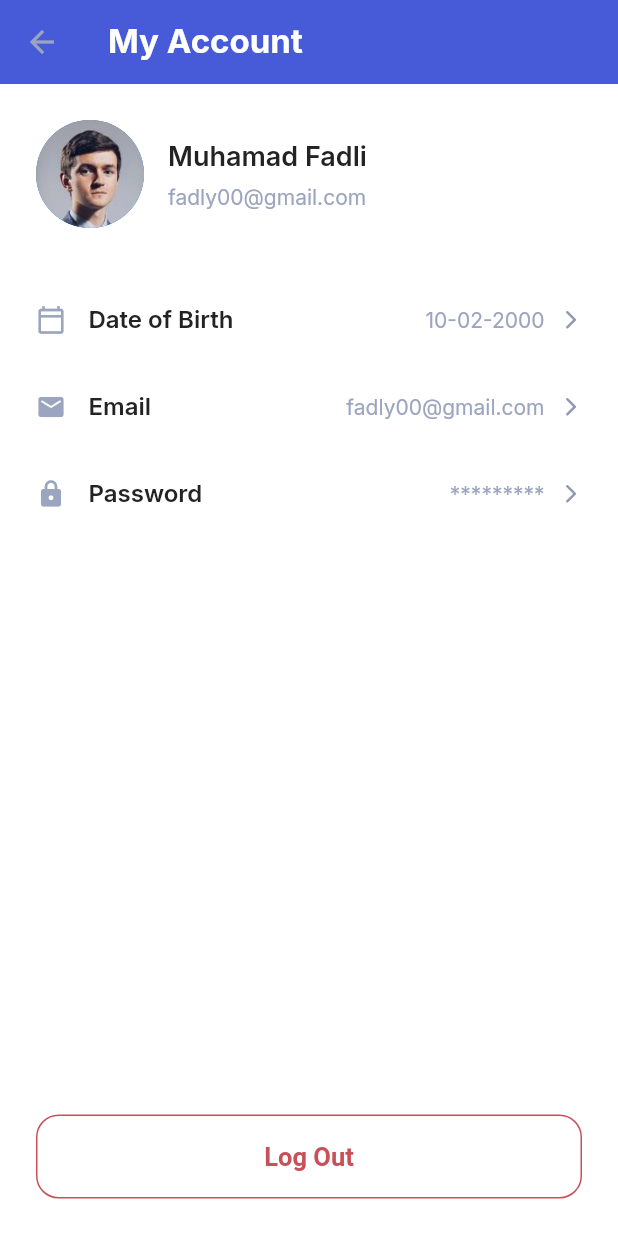
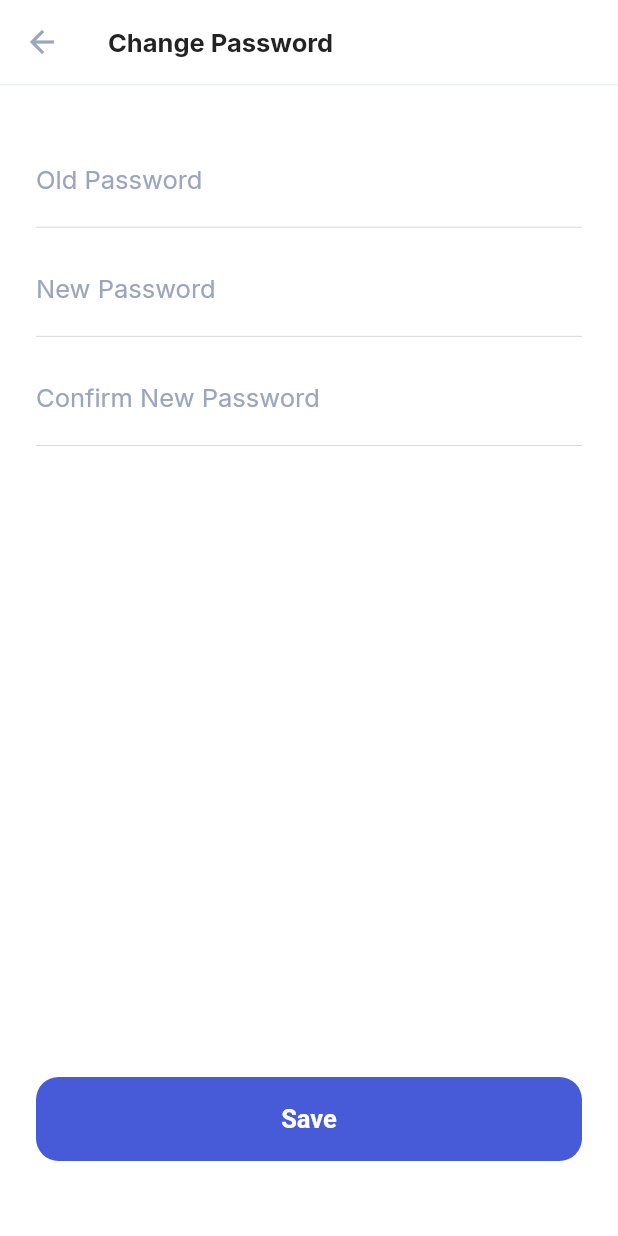
Before and after one commit to Manuelkpatsu/job_finder_app, a Flutter app: the ProfileScreen screen opened by its route, after a tap on "Password", on a phone screen of 412 x 824 dp. Run offline on Flutter 3.47's test engine with Material 2 defaults, Android fonts, the phone set to English and light mode, and no system bars; our stand-ins replace equatable, google_fonts.

Commit message:
Implement change password screen

```diff
--- a/lib/router.dart
+++ b/lib/router.dart
@@ -8,6 +8,7 @@ import 'screens/main/bookmarks/bookmarks_screen.dart';
 import 'screens/main/home/home_screen.dart';
 import 'screens/main/profile/change_email/change_email_screen.dart';
 import 'screens/main/profile/change_name/change_name_screen.dart';
+import 'screens/main/profile/change_password/change_password_screen.dart';
 import 'screens/main/profile/profile_screen.dart';
 import 'screens/splash/splash_screen.dart';
 import 'screens/welcome/welcome_screen.dart';
@@ -39,6 +40,8 @@ class AppRouter {
       case ChangeEmailScreen.routeName:
         String argument = settings.arguments as String;
         return MaterialPageRoute(builder: (_) => ChangeEmailScreen(argument: argument));
+      case ChangePasswordScreen.routeName:
+        return MaterialPageRoute(builder: (_) => const ChangePasswordScreen());
       default:
         return MaterialPageRoute(
           builder: (_) => Scaffold(
--- /dev/null
+++ b/lib/screens/main/profile/change_password/change_password_screen.dart
@@ -0,0 +1,124 @@
+import 'package:flutter/material.dart';
+import 'package:job_finder_app/screens/widgets/app_bar_divider.dart';
+import 'package:job_finder_app/screens/widgets/custom_button.dart';
+import 'package:job_finder_app/screens/widgets/password_input_field.dart';
+
+import 'widgets/change_password_text.dart';
+
+class ChangePasswordScreen extends StatefulWidget {
+  static const routeName = '/change_password';
+
+  const ChangePasswordScreen({Key? key}) : super(key: key);
+
+  @override
+  State<ChangePasswordScreen> createState() => _ChangePasswordScreenState();
+}
+
+class _ChangePasswordScreenState extends State<ChangePasswordScreen> {
+  final TextEditingController _oldPasswordController = TextEditingController();
+  final TextEditingController _newPasswordController = TextEditingController();
+  final TextEditingController _confirmPasswordController = TextEditingController();
+  final _changePasswordFormKey = GlobalKey<FormState>();
+
+  @override
+  void dispose() {
+    _oldPasswordController.dispose();
+    _newPasswordController.dispose();
+    _confirmPasswordController.dispose();
+    super.dispose();
+  }
+
+  @override
+  Widget build(BuildContext context) {
+    return Scaffold(
+      appBar: AppBar(
+        title: const ChangePasswordText(),
+        centerTitle: false,
+        bottom: const AppBarDivider(),
+      ),
+      body: LayoutBuilder(builder: (context, constraints) {
+        return SingleChildScrollView(
+          padding: const EdgeInsets.symmetric(horizontal: 24),
+          child: ConstrainedBox(
+            constraints: BoxConstraints(
+              minWidth: constraints.maxWidth,
+              minHeight: constraints.maxHeight,
+            ),
+            child: IntrinsicHeight(
+              child: Form(
+                key: _changePasswordFormKey,
+                autovalidateMode: AutovalidateMode.onUserInteraction,
+                child: Column(
+                  children: [
+                    const SizedBox(height: 32),
+                    PasswordInputField(
+                      controller: _oldPasswordController,
+                      labelText: 'Old Password',
+                      inputAction: TextInputAction.done,
+                      validator: (String? value) {
+                        if (value == null || value.isEmpty) {
+                          return 'Old Password is required';
+                        }
+
+                        if (value.length < 7) {
+                          return "Password is invalid.";
+                        }
+
+                        return null;
+                      },
+                    ),
+                    const SizedBox(height: 10),
+                    PasswordInputField(
+                      controller: _newPasswordController,
+                      labelText: 'New Password',
+                      inputAction: TextInputAction.next,
+                      validator: (String? value) {
+                        if (value == null || value.isEmpty) {
+                          return 'New Password is required';
+                        }
+
+                        if (value.length < 7) {
+                          return "Password is invalid.";
+                        }
+
+                        return null;
+                      },
+                    ),
+                    const SizedBox(height: 10),
+                    PasswordInputField(
+                      controller: _confirmPasswordController,
+                      labelText: 'Confirm New Password',
+                      inputAction: TextInputAction.done,
+                      validator: (String? value) {
+                        if (value == null || value.isEmpty) {
+                          return 'Please confirm password';
+                        }
+
+                        if (_newPasswordController.text !=
+                            _confirmPasswordController.text) {
+                          return "Passwords do not match";
+                        }
+
+                        return null;
+                      },
+                    ),
+                    const Spacer(),
+                    CustomButton(
+                      onPressed: () {
+                        if (_changePasswordFormKey.currentState!.validate()) {
+                          Navigator.of(context).pop();
+                        }
+                      },
+                      widget: const Text('Save'),
+                    ),
+                    const SizedBox(height: 50),
+                  ],
+                ),
+              ),
+            ),
+          ),
+        );
+      }),
+    );
+  }
+}
--- /dev/null
+++ b/lib/screens/main/profile/change_password/widgets/change_password_text.dart
@@ -0,0 +1,19 @@
+import 'package:flutter/material.dart';
+import 'package:job_finder_app/theme/custom_color.dart';
+
+class ChangePasswordText extends StatelessWidget {
+  const ChangePasswordText({Key? key}) : super(key: key);
+
+  @override
+  Widget build(BuildContext context) {
+    return const Text(
+      'Change Password',
+      style: TextStyle(
+        color: CustomColor.titleColor,
+        fontSize: 17,
+        fontWeight: FontWeight.w700,
+        height: 1.24,
+      ),
+    );
+  }
+}
--- a/lib/screens/main/profile/profile_screen.dart
+++ b/lib/screens/main/profile/profile_screen.dart
@@ -6,6 +6,7 @@ import 'package:job_finder_app/theme/custom_color.dart';
 
 import 'change_email/change_email_screen.dart';
 import 'change_name/change_name_screen.dart';
+import 'change_password/change_password_screen.dart';
 import 'widgets/account_email_text.dart';
 import 'widgets/account_name_text.dart';
 import 'widgets/logout_button.dart';
@@ -47,7 +48,9 @@ class ProfileScreen extends StatelessWidget {
         icon: Icons.lock_rounded,
         title: 'Password',
         info: password.replaceRange(0, password.length, '*' * password.length),
-        onTap: () {},
+        onTap: () {
+          Navigator.of(context).pushNamed(ChangePasswordScreen.routeName);
+        },
       ),
     ];
 
```
